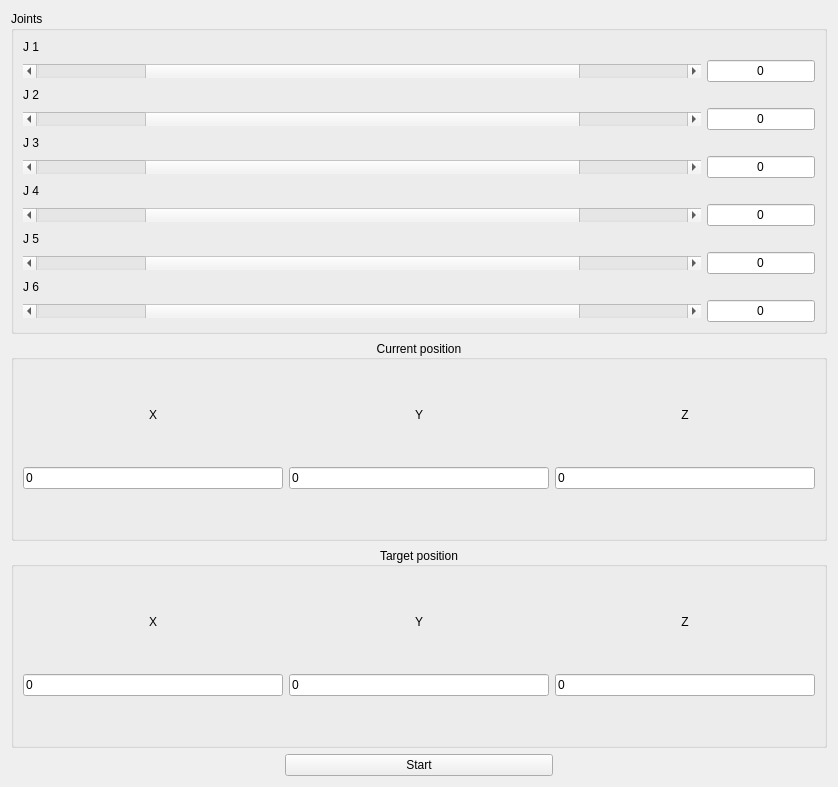
Alex20129/robot_gles, file controlswidget.ui: the form before one commit.
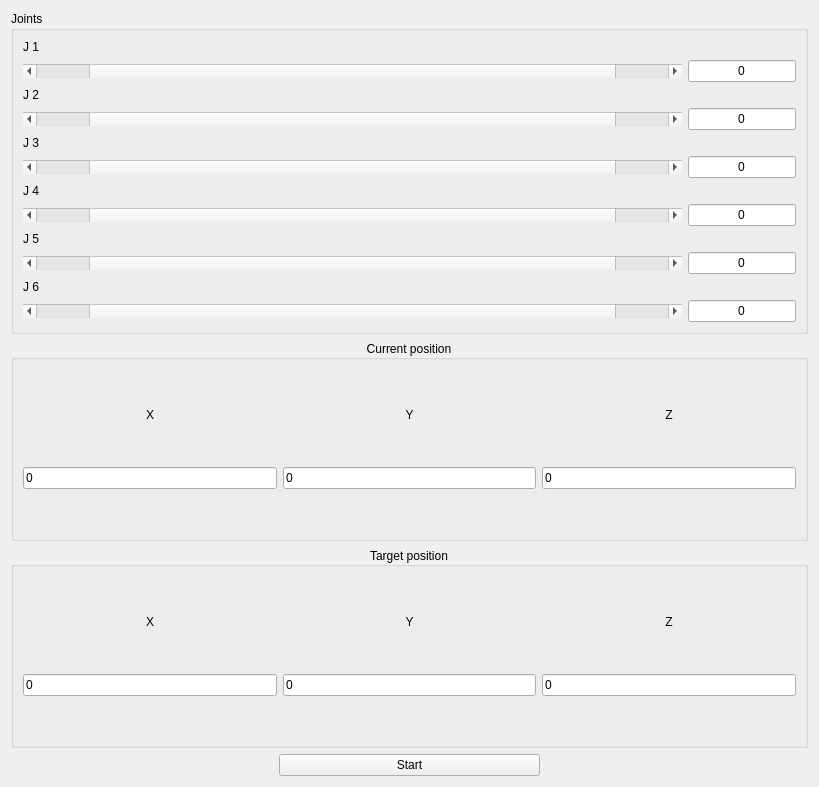
The form after the commit.

Diff of the .ui file:
```diff
--- a/controlswidget.ui
+++ b/controlswidget.ui
@@ -9,7 +9,7 @@
    <rect>
     <x>0</x>
     <y>0</y>
-    <width>838</width>
+    <width>819</width>
     <height>787</height>
    </rect>
   </property>
@@ -37,9 +37,6 @@
         <property name="maximum">
          <number>1</number>
         </property>
-        <property name="pageStep">
-         <number>4</number>
-        </property>
         <property name="orientation">
          <enum>Qt::Horizontal</enum>
         </property>
@@ -66,9 +63,6 @@
         <property name="maximum">
          <number>1</number>
         </property>
-        <property name="pageStep">
-         <number>4</number>
-        </property>
         <property name="orientation">
          <enum>Qt::Horizontal</enum>
         </property>
@@ -88,9 +82,6 @@
         <property name="maximum">
          <number>1</number>
         </property>
-        <property name="pageStep">
-         <number>4</number>
-        </property>
         <property name="orientation">
          <enum>Qt::Horizontal</enum>
         </property>
@@ -117,9 +108,6 @@
         <property name="maximum">
          <number>1</number>
         </property>
-        <property name="pageStep">
-         <number>4</number>
-        </property>
         <property name="orientation">
          <enum>Qt::Horizontal</enum>
         </property>
@@ -160,9 +148,6 @@
         <property name="maximum">
          <number>1</number>
         </property>
-        <property name="pageStep">
-         <number>4</number>
-        </property>
         <property name="orientation">
          <enum>Qt::Horizontal</enum>
         </property>
@@ -189,12 +174,6 @@
         <property name="maximum">
          <number>1</number>
         </property>
-        <property name="singleStep">
-         <number>1</number>
-        </property>
-        <property name="pageStep">
-         <number>4</number>
-        </property>
         <property name="orientation">
          <enum>Qt::Horizontal</enum>
         </property>
```
